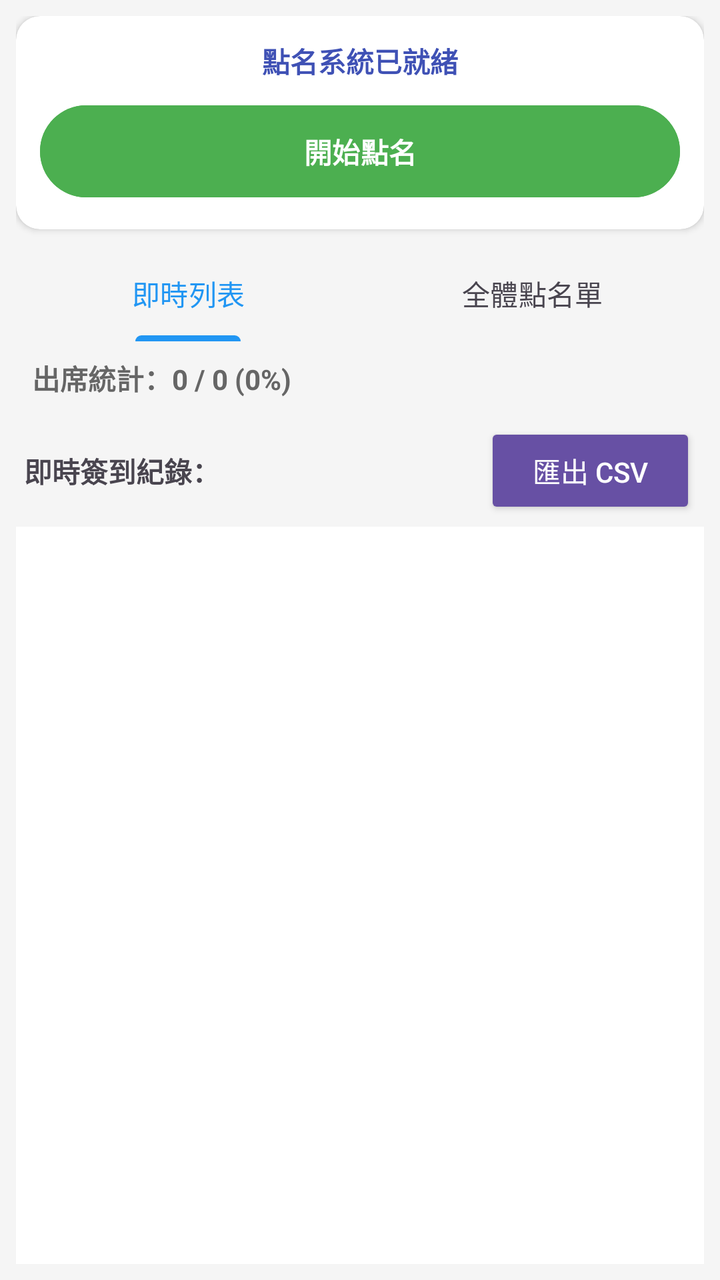
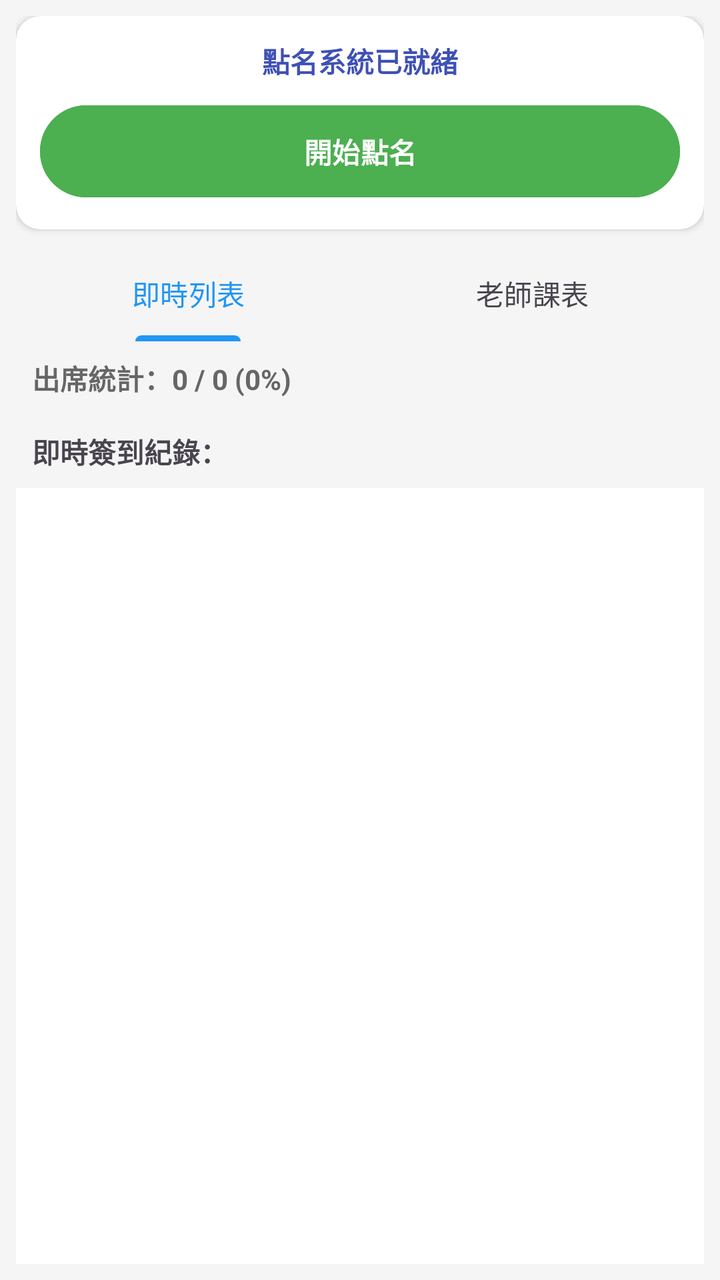

Two renders of the same Android screen: before a commit and after it. Below are the layout's source before the change and the commit's diff.
<!-- AndroidManifest.xml: application theme Theme.Bluetooth -->
<!-- res/layout/fragment_teacher_controls.xml -->
<?xml version="1.0" encoding="utf-8"?>
<androidx.constraintlayout.widget.ConstraintLayout xmlns:android="http://schemas.android.com/apk/res/android"
    xmlns:app="http://schemas.android.com/apk/res-auto"
    android:layout_width="match_parent"
    android:layout_height="match_parent"
    android:background="#F5F5F5"
    android:padding="8dp">

    <androidx.cardview.widget.CardView
        android:id="@+id/teacher_controls_card"
        android:layout_width="match_parent"
        android:layout_height="wrap_content"
        app:cardCornerRadius="12dp"
        app:cardElevation="2dp"
        app:layout_constraintTop_toTopOf="parent">

        <LinearLayout
            android:layout_width="match_parent"
            android:layout_height="wrap_content"
            android:orientation="vertical"
            android:padding="12dp">

            <TextView
                android:id="@+id/tv_teacher_status"
                android:layout_width="wrap_content"
                android:layout_height="wrap_content"
                android:layout_gravity="center"
                android:layout_marginBottom="8dp"
                android:text="點名系統已就緒"
                android:textColor="#3F51B5"
                android:textStyle="bold" />

            <Button
                android:id="@+id/btn_attendance_toggle"
                android:layout_width="match_parent"
                android:layout_height="54dp"
                android:backgroundTint="#4CAF50"
                android:text="開始點名"
                android:textColor="#FFFFFF"
                android:textStyle="bold" />
        </LinearLayout>
    </androidx.cardview.widget.CardView>

    <com.google.android.material.tabs.TabLayout
        android:id="@+id/teacher_tabs"
        android:layout_width="match_parent"
        android:layout_height="wrap_content"
        android:layout_marginTop="8dp"
        android:background="@android:color/transparent"
        app:layout_constraintTop_toBottomOf="@id/teacher_controls_card"
        app:tabGravity="fill"
        app:tabIndicatorColor="#2196F3"
        app:tabMode="fixed"
        app:tabSelectedTextColor="#2196F3">

        <com.google.android.material.tabs.TabItem
            android:layout_width="wrap_content"
            android:layout_height="wrap_content"
            android:text="即時列表" />

        <com.google.android.material.tabs.TabItem
            android:layout_width="wrap_content"
            android:layout_height="wrap_content"
            android:text="全體點名單" />

    </com.google.android.material.tabs.TabLayout>

    
    <LinearLayout
        android:id="@+id/ll_attendance_summary"
        android:layout_width="match_parent"
        android:layout_height="wrap_content"
        android:gravity="center_vertical"
        android:orientation="horizontal"
        android:padding="8dp"
        app:layout_constraintTop_toBottomOf="@id/teacher_tabs">
        
        <TextView
            android:id="@+id/tv_attendance_summary"
            android:layout_width="0dp"
            android:layout_height="wrap_content"
            android:layout_weight="1"
            android:text="出席統計：0 / 0 (0%)"
            android:textColor="#666666"
            android:textSize="14sp"
            android:textStyle="bold" />

        <Button
            android:id="@+id/btn_select_all"
            style="@style/Widget.AppCompat.Button.Borderless.Colored"
            android:layout_width="wrap_content"
            android:layout_height="36dp"
            android:text="全選"
            android:textSize="12sp"
            android:visibility="gone" />
    </LinearLayout>

    <FrameLayout
        android:id="@+id/teacher_content_container"
        android:layout_width="0dp"
        android:layout_height="0dp"
        app:layout_constraintBottom_toBottomOf="parent"
        app:layout_constraintEnd_toEndOf="parent"
        app:layout_constraintStart_toStartOf="parent"
        app:layout_constraintTop_toBottomOf="@id/ll_attendance_summary">

        
        <LinearLayout
            android:id="@+id/layout_realtime_list"
            android:layout_width="match_parent"
            android:layout_height="match_parent"
            android:orientation="vertical"
            android:visibility="visible">

            <LinearLayout
                android:layout_width="match_parent"
                android:layout_height="wrap_content"
                android:gravity="center_vertical"
                android:orientation="horizontal"
                android:padding="4dp">
                <TextView
                    android:layout_width="0dp"
                    android:layout_height="wrap_content"
                    android:layout_weight="1"
                    android:text="即時簽到紀錄："
                    android:textStyle="bold" />
                <Button
                    android:id="@+id/export_csv_button"
                    style="@style/Widget.AppCompat.Button.Small"
                    android:layout_width="wrap_content"
                    android:layout_height="wrap_content"
                    android:text="匯出 CSV" />
            </LinearLayout>

            <ListView
                android:id="@+id/devices_listview"
                android:layout_width="match_parent"
                android:layout_height="match_parent"
                android:background="#FFFFFF"
                android:divider="#EEEEEE"
                android:dividerHeight="1dp" />
        </LinearLayout>

        
        <LinearLayout
            android:id="@+id/layout_student_grid_container"
            android:layout_width="match_parent"
            android:layout_height="match_parent"
            android:orientation="vertical"
            android:visibility="gone">

            <EditText
                android:id="@+id/et_student_search"
                android:layout_width="match_parent"
                android:layout_height="44dp"
                android:layout_margin="8dp"
                android:background="@android:drawable/editbox_background"
                android:hint="搜尋學號..."
                android:paddingStart="12dp"
                android:paddingEnd="12dp"
                android:singleLine="true"
                android:textSize="14sp" />

            <androidx.recyclerview.widget.RecyclerView
                android:id="@+id/rv_student_grid"
                android:layout_width="match_parent"
                android:layout_height="match_parent"
                android:background="#FFFFFF" />
        </LinearLayout>

    </FrameLayout>

</androidx.constraintlayout.widget.ConstraintLayout>
<!-- resources referenced by this layout -->
<resources>
  <style name="Theme.Bluetooth" parent="Base.Theme.Bluetooth" />
  <style name="Base.Theme.Bluetooth" parent="Theme.Material3.DayNight.NoActionBar">
          
          
      </style>
</resources>

<!-- the commit's change to res/layout/fragment_teacher_controls.xml (unified diff, before → after) -->
@@ -61,11 +61,10 @@
         <com.google.android.material.tabs.TabItem
             android:layout_width="wrap_content"
             android:layout_height="wrap_content"
-            android:text="全體點名單" />
+            android:text="老師課表" />
 
     </com.google.android.material.tabs.TabLayout>
 
-    
     <LinearLayout
         android:id="@+id/ll_attendance_summary"
         android:layout_width="match_parent"
@@ -96,7 +95,6 @@
     </LinearLayout>
 
     <FrameLayout
-        android:id="@+id/teacher_content_container"
         android:layout_width="0dp"
         android:layout_height="0dp"
         app:layout_constraintBottom_toBottomOf="parent"
@@ -104,50 +102,69 @@
         app:layout_constraintStart_toStartOf="parent"
         app:layout_constraintTop_toBottomOf="@id/ll_attendance_summary">
 
-        
         <LinearLayout
             android:id="@+id/layout_realtime_list"
             android:layout_width="match_parent"
             android:layout_height="match_parent"
             android:orientation="vertical"
             android:visibility="visible">
+            <TextView
+                android:layout_width="match_parent"
+                android:layout_height="wrap_content"
+                android:padding="8dp"
+                android:text="即時簽到紀錄："
+                android:textStyle="bold" />
+            <ListView
+                android:id="@+id/devices_listview"
+                android:layout_width="match_parent"
+                android:layout_height="match_parent"
+                android:background="#FFFFFF" />
+        </LinearLayout>
+
+        <LinearLayout
+            android:id="@+id/layout_student_grid_container"
+            android:layout_width="match_parent"
+            android:layout_height="match_parent"
+            android:orientation="vertical"
+            android:visibility="gone">
 
             <LinearLayout
                 android:layout_width="match_parent"
                 android:layout_height="wrap_content"
                 android:gravity="center_vertical"
                 android:orientation="horizontal"
-                android:padding="4dp">
+                android:padding="8dp">
+
+                <Button
+                    android:id="@+id/btn_import_csv"
+                    style="@style/Widget.AppCompat.Button.Small"
+                    android:layout_width="wrap_content"
+                    android:layout_height="wrap_content"
+                    android:backgroundTint="#2196F3"
+                    android:text="匯入 CSV"
+                    android:textColor="#FFFFFF" />
+
+                <Button
+                    android:id="@+id/btn_back_to_schedule"
+                    style="@style/Widget.AppCompat.Button.Small"
+                    android:layout_width="wrap_content"
+                    android:layout_height="wrap_content"
+                    android:layout_marginStart="8dp"
+                    android:backgroundTint="#757575"
+                    android:text="返回課表"
+                    android:textColor="#FFFFFF"
+                    android:visibility="gone" />
+
                 <TextView
+                    android:id="@+id/tv_schedule_title"
                     android:layout_width="0dp"
                     android:layout_height="wrap_content"
                     android:layout_weight="1"
-                    android:text="即時簽到紀錄："
-                    android:textStyle="bold" />
-                <Button
-                    android:id="@+id/export_csv_button"
-                    style="@style/Widget.AppCompat.Button.Small"
-                    android:layout_width="wrap_content"
-                    android:layout_height="wrap_content"
-                    android:text="匯出 CSV" />
+                    android:layout_marginStart="8dp"
+                    android:text="學期課表"
+                    android:textStyle="bold"
+                    android:textColor="#333333" />
             </LinearLayout>
-
-            <ListView
-                android:id="@+id/devices_listview"
-                android:layout_width="match_parent"
-                android:layout_height="match_parent"
-                android:background="#FFFFFF"
-                android:divider="#EEEEEE"
-                android:dividerHeight="1dp" />
-        </LinearLayout>
-
-        
-        <LinearLayout
-            android:id="@+id/layout_student_grid_container"
-            android:layout_width="match_parent"
-            android:layout_height="match_parent"
-            android:orientation="vertical"
-            android:visibility="gone">
 
             <EditText
                 android:id="@+id/et_student_search"
@@ -157,9 +174,8 @@
                 android:background="@android:drawable/editbox_background"
                 android:hint="搜尋學號..."
                 android:paddingStart="12dp"
-                android:paddingEnd="12dp"
                 android:singleLine="true"
-                android:textSize="14sp" />
+                android:visibility="gone" />
 
             <androidx.recyclerview.widget.RecyclerView
                 android:id="@+id/rv_student_grid"
@@ -167,7 +183,5 @@
                 android:layout_height="match_parent"
                 android:background="#FFFFFF" />
         </LinearLayout>
-
     </FrameLayout>
-
 </androidx.constraintlayout.widget.ConstraintLayout>
